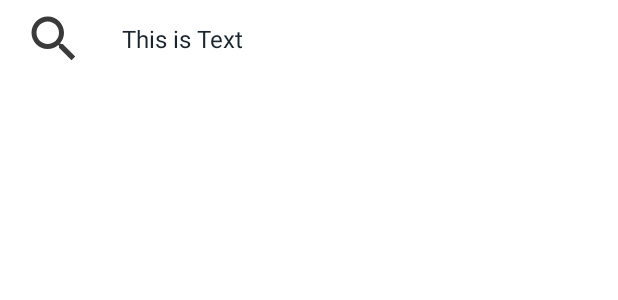
After one commit to Yogiraj-Patil/3buttons, an Android app: the layout autocomplete_view.xml on its own in the app's theme, with its tools: preview values and no code run, on a phone screen of 412 x 824 dp. The commit adds this screen. Shown: the top 300 px of the screen. Run offline under Robolectric (Android 15) with nearby library versions, the phone set to English and light mode, and no system bars; network calls fail.

Commit message:
search design Created

```diff
--- a/app/src/main/java/com/example/a3buttons/Add_Policy.java
+++ b/app/src/main/java/com/example/a3buttons/Add_Policy.java
@@ -10,13 +10,11 @@ import android.support.v7.app.AppCompatActivity;
 import android.os.Bundle;
 import android.support.v7.widget.Toolbar;
 import android.util.Log;
-import android.view.MenuItem;
 import android.view.View;
 import android.widget.DatePicker;
 import android.widget.TextView;
-import android.widget.Toast;
 
-import com.example.a3buttons.InternerPack.ConnectionClass;
+import com.example.a3buttons.InternerPack.GetConnectionClass;
 import com.example.a3buttons.InternerPack.ConnectivityInterface;
 import com.example.a3buttons.InternerPack.ConstantClass;
 
@@ -181,7 +179,7 @@ public class Add_Policy extends AppCompatActivity implements ConnectivityInterfa
                 "&mobile="+mobile_no.getText().toString()+"&s_date="+start_d.getText().toString()+"&e_date="+end_d.getText().toString()+
                 "&company_name="+company_nme.getText().toString()+"&p_type="+policy_tpe.getText().toString()+"&amount="+amt.getText().toString();
 
-        ConnectionClass connectionClass = new ConnectionClass(this);
+        GetConnectionClass connectionClass = new GetConnectionClass(this);
         connectionClass.execute(url);
     }
 
--- a/app/src/main/java/com/example/a3buttons/InternerPack/ConnectionClass.java
+++ b/app/src/main/java/com/example/a3buttons/InternerPack/GetConnectionClass.java
@@ -14,10 +14,10 @@ import java.net.MalformedURLException;
 import java.net.URL;
 import java.nio.charset.Charset;
 
-public class ConnectionClass extends AsyncTask<String, Void, String> {
+public class GetConnectionClass extends AsyncTask<String, Void, String> {
 
     public ConnectivityInterface connectivityInterface = null;
-    public ConnectionClass(ConnectivityInterface interfaces){
+    public GetConnectionClass(ConnectivityInterface interfaces){
         this.connectivityInterface = interfaces;
     }
 
--- a/app/src/main/java/com/example/a3buttons/SearchFragment.java
+++ b/app/src/main/java/com/example/a3buttons/SearchFragment.java
@@ -18,7 +18,7 @@ public class SearchFragment extends Fragment {
     @Override
     public View onCreateView(LayoutInflater inflater, ViewGroup container,
                              Bundle savedInstanceState) {
-        // Inflate the layout for this fragment
+
         return inflater.inflate(R.layout.fragment_search, container, false);
     }
 
--- /dev/null
+++ b/app/src/main/res/drawable/search.xml
@@ -0,0 +1,6 @@
+<vector android:alpha="0.86" android:autoMirrored="true"
+    android:height="24dp" android:tint="#1A1A1A"
+    android:viewportHeight="24.0" android:viewportWidth="24.0"
+    android:width="24dp" xmlns:android="http://schemas.android.com/apk/res/android">
+    <path android:fillColor="#FF000000" android:pathData="M15.5,14h-0.79l-0.28,-0.27C15.41,12.59 16,11.11 16,9.5 16,5.91 13.09,3 9.5,3S3,5.91 3,9.5 5.91,16 9.5,16c1.61,0 3.09,-0.59 4.23,-1.57l0.27,0.28v0.79l5,4.99L20.49,19l-4.99,-5zM9.5,14C7.01,14 5,11.99 5,9.5S7.01,5 9.5,5 14,7.01 14,9.5 11.99,14 9.5,14z"/>
+</vector>
--- /dev/null
+++ b/app/src/main/res/layout/autocomplete_view.xml
@@ -0,0 +1,23 @@
+<?xml version="1.0" encoding="utf-8"?>
+<LinearLayout xmlns:android="http://schemas.android.com/apk/res/android"
+    android:layout_width="match_parent"
+    android:layout_height="wrap_content"
+    xmlns:tools="http://schemas.android.com/tools"
+    android:orientation="horizontal"
+    android:padding="6dp">
+
+    <ImageView
+        android:id="@+id/img_type"
+        android:layout_width="60dp"
+        android:layout_height="40dp"
+        tools:src="@drawable/search"/>
+    <TextView
+        android:id="@+id/text_name"
+        android:layout_width="match_parent"
+        android:layout_height="wrap_content"
+        android:paddingStart="15dp"
+        android:layout_gravity="center_vertical"
+        android:textAppearance="?android:attr/textAppearanceListItemSmall"
+        tools:text="This is Text"/>
+
+</LinearLayout>
```
Also changed, not shown: app/build.gradle (+6 -1 lines), app/src/main/java/com/example/a3buttons/InternerPack/InternetClass.java (added, +44 -0 lines), app/src/main/java/com/example/a3buttons/MainActivity.java (+22 -4 lines), app/src/main/res/layout/activity_main.xml (+18 -1 lines), app/src/main/res/layout/fragment_search.xml (+39 -3 lines).
